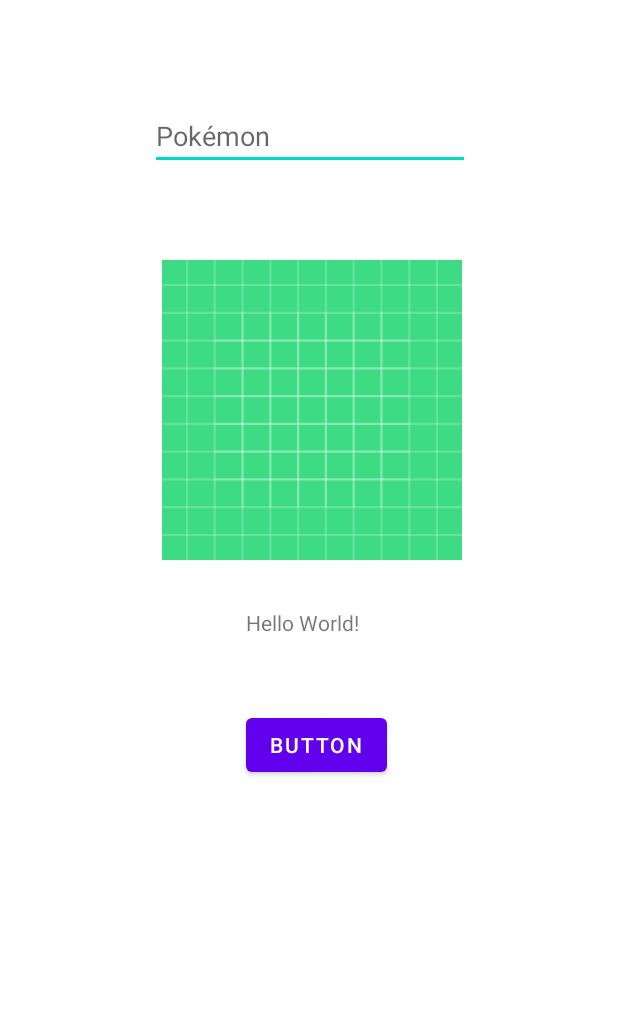
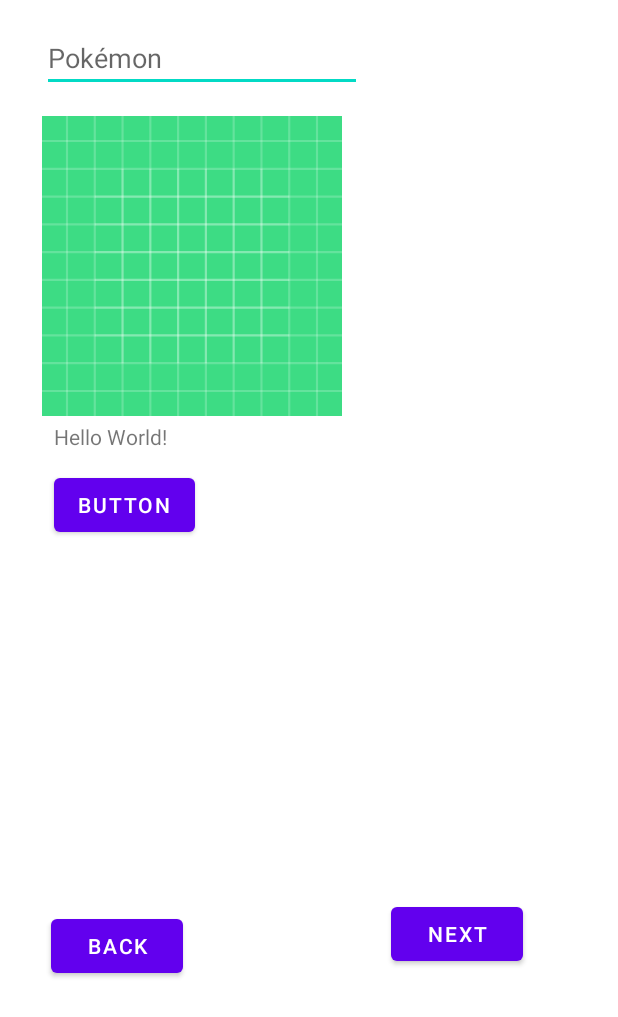
Before and after one commit to inkrodriguez/PokeKotlinAPI, an Android app: the layout activity_main.xml on its own in the app's theme, with its tools: preview values and no code run, on a phone screen of 412 x 824 dp. Shown: the top 1017 px of the screen. Run offline under Robolectric (Android 15) with nearby library versions, the phone set to English and light mode, and no system bars.

```diff
--- a/app/src/main/java/com/inkrodriguez/pokekotlinapi/ApiInterface.kt
+++ b/app/src/main/java/com/inkrodriguez/pokekotlinapi/ApiInterface.kt
@@ -15,5 +15,8 @@ interface ApiInterface {
     @GET("pokemon/{nomepoke}")
     fun getPokeInfo(@Path("nomepoke")nomepoke: String): Call<myDataTwo>
 
+    @GET("pokemon/{id}")
+    fun getHomePoke(@Path("id")id: Int): Call<myDataTwo>
+
 
 }
--- a/app/src/main/res/layout/activity_main.xml
+++ b/app/src/main/res/layout/activity_main.xml
@@ -10,8 +10,8 @@
         android:id="@+id/tvPoke"
         android:layout_width="wrap_content"
         android:layout_height="wrap_content"
-        android:layout_marginStart="164dp"
-        android:layout_marginTop="32dp"
+        android:layout_marginStart="36dp"
+        android:layout_marginTop="4dp"
         android:text="Hello World!"
         app:layout_constraintStart_toStartOf="parent"
         app:layout_constraintTop_toBottomOf="@+id/imageView" />
@@ -20,8 +20,8 @@
         android:id="@+id/button"
         android:layout_width="wrap_content"
         android:layout_height="wrap_content"
-        android:layout_marginStart="164dp"
-        android:layout_marginTop="48dp"
+        android:layout_marginStart="36dp"
+        android:layout_marginTop="12dp"
         android:text="Button"
         app:layout_constraintStart_toStartOf="parent"
         app:layout_constraintTop_toBottomOf="@+id/tvPoke" />
@@ -30,8 +30,8 @@
         android:id="@+id/editPoke"
         android:layout_width="wrap_content"
         android:layout_height="wrap_content"
-        android:layout_marginStart="100dp"
-        android:layout_marginTop="68dp"
+        android:layout_marginStart="28dp"
+        android:layout_marginTop="16dp"
         android:ems="10"
         android:hint="Pokémon"
         android:inputType="textPersonName"
@@ -42,10 +42,30 @@
         android:id="@+id/imageView"
         android:layout_width="200dp"
         android:layout_height="200dp"
-        android:layout_marginStart="108dp"
-        android:layout_marginTop="60dp"
+        android:layout_marginStart="28dp"
+        android:layout_marginTop="16dp"
         app:layout_constraintStart_toStartOf="parent"
         app:layout_constraintTop_toBottomOf="@+id/editPoke"
         tools:srcCompat="@drawable/ic_launcher_background" />
 
+    <Button
+        android:id="@+id/btnBack"
+        android:layout_width="wrap_content"
+        android:layout_height="wrap_content"
+        android:layout_marginStart="34dp"
+        android:layout_marginBottom="169dp"
+        android:text="back"
+        app:layout_constraintBottom_toBottomOf="parent"
+        app:layout_constraintStart_toStartOf="parent" />
+
+    <Button
+        android:id="@+id/btnNext"
+        android:layout_width="wrap_content"
+        android:layout_height="wrap_content"
+        android:layout_marginEnd="63dp"
+        android:layout_marginBottom="177dp"
+        android:text="Next"
+        app:layout_constraintBottom_toBottomOf="parent"
+        app:layout_constraintEnd_toEndOf="parent" />
+
 </androidx.constraintlayout.widget.ConstraintLayout>
```
Also changed, not shown: app/src/main/java/com/inkrodriguez/pokekotlinapi/MainActivity.kt (+9 -45 lines), app/src/main/java/com/inkrodriguez/pokekotlinapi/MainViewModel.kt (added, +44 -0 lines), app/src/main/java/com/inkrodriguez/pokekotlinapi/Utils.kt (added, +14 -0 lines).
